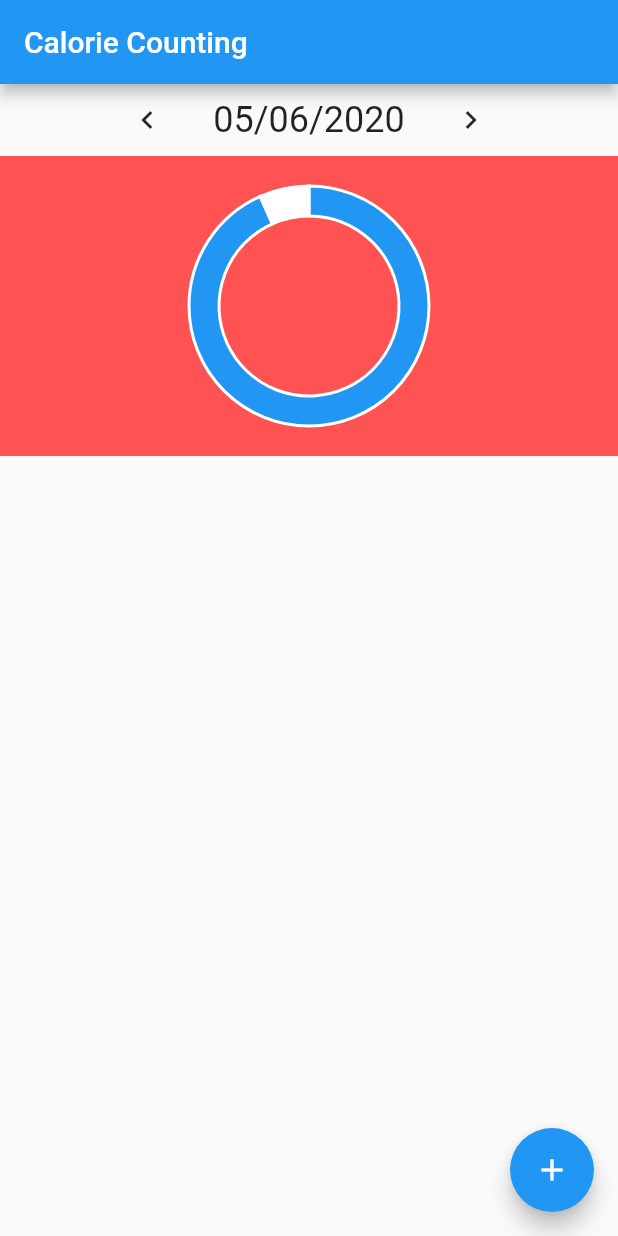
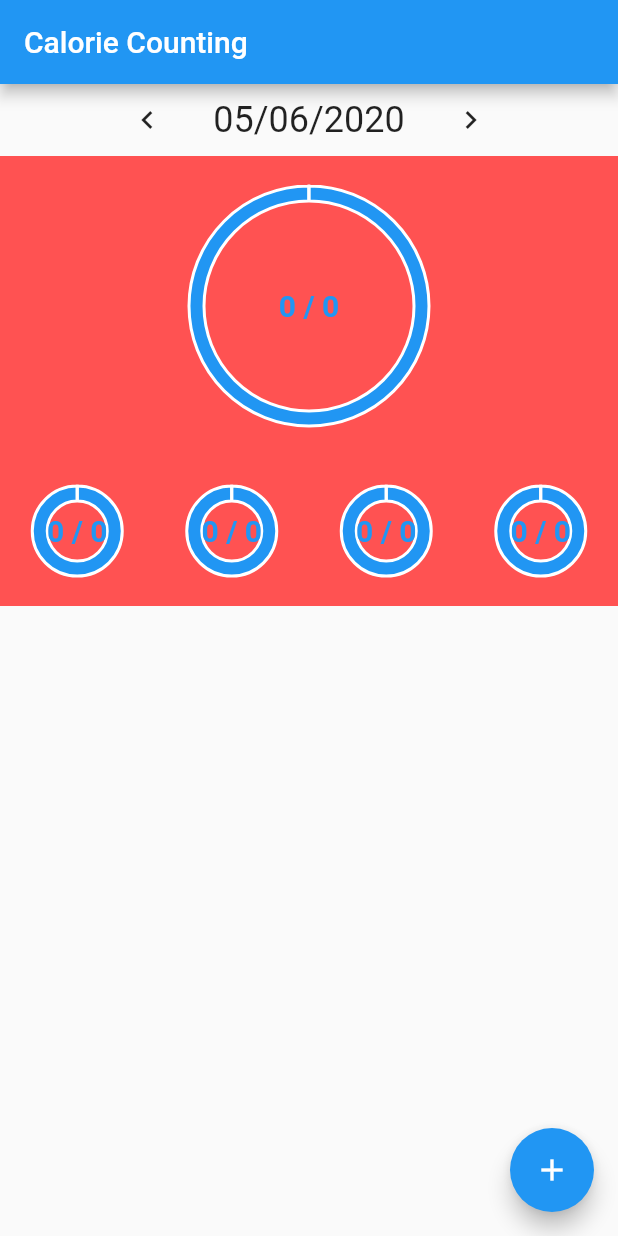
Before and after one commit to KatazzaHack/calorie_counting, a Flutter app: the screen it shows after launch, on a phone screen of 412 x 824 dp. Run offline on Flutter 3.47's test engine with Material 2 defaults, Android fonts, the phone set to English and light mode, and no system bars; our stand-ins replace charts_flutter; missing offline and left inert: protobuf.

Commit message:
add all circles prototype

```diff
--- a/lib/dashboard.dart
+++ b/lib/dashboard.dart
@@ -8,32 +8,49 @@ class Dashboard extends StatefulWidget {
 }
 class DashboardState extends State<Dashboard>{
   @override build(BuildContext context) {
-    return Container(
-        // width: 100,
-        height: 200,
-        child: OutOfPieChart());
+    return Column(
+            children: <Widget> [
+              Container(height:200, child:OutOfPieChart()),
+              Row(children: <Widget>[
+                Container(width:MediaQuery.of(context).size.width / 4,height:100, child:OutOfPieChart()),
+                Container(width:MediaQuery.of(context).size.width / 4,height:100, child:OutOfPieChart()),
+                Container(width:MediaQuery.of(context).size.width / 4,height:100, child:OutOfPieChart()),
+                Container(width:MediaQuery.of(context).size.width / 4,height:100, child:OutOfPieChart()),
+              ])
+        ]
+    );
   }
 }
 
 class OutOfPieChart extends StatefulWidget {
 @override
-OutOfPieChartState createState() => OutOfPieChartState(1400, 1500);
+OutOfPieChartState createState() => OutOfPieChartState();
 }
 
 class OutOfPieChartState extends State<OutOfPieChart> {
-  final int fullBar;
-  final int filledBar;
-  OutOfPieChartState(this.filledBar, this.fullBar);
+  final int fullBar = 0;
+  final int filledBar = 0;
+  final int size = 100;
+  final bool infoInside = true;
+  final String stringInside = "F";
+
+  OutOfPieChartState();
 
   List<charts.Series> computeSeriesList() {
+    int blueArc = min(this.filledBar, this.fullBar);
+    int whiteArc = this.fullBar - min(this.filledBar, this.fullBar);
+    if ((whiteArc == 0) && (blueArc == 0)) {
+      whiteArc = 0;
+      blueArc = 1;
+    }
     final data = [
       new BarHolder(
           0,
-          min(this.filledBar, this.fullBar),
+          blueArc,
           charts.MaterialPalette.blue.shadeDefault),
       new BarHolder(
           1,
-          this.fullBar - min(this.filledBar, this.fullBar),
+          whiteArc,
           charts.MaterialPalette.white),
     ];
     return [
@@ -49,11 +66,29 @@ class OutOfPieChartState extends State<OutOfPieChart> {
 
   @override
   Widget build(BuildContext context) {
-    return charts.PieChart(
-        this.computeSeriesList(),
-        animate: true,
-        animationDuration: Duration(milliseconds: 500),
-        defaultRenderer: new charts.ArcRendererConfig(arcWidth: 20));
+    return Stack(
+      children: <Widget>[
+        charts.PieChart(
+            this.computeSeriesList(),
+            animate: true,
+            animationDuration: Duration(milliseconds: 500),
+            defaultRenderer: new charts.ArcRendererConfig(
+                arcWidth: infoInside ? 10 : 8)),
+        Center(
+          child: Text(
+            infoInside? "$filledBar / $fullBar" : stringInside,
+            style: TextStyle(
+                fontSize: infoInside ? 20.0 : 15.0,
+                color: infoInside
+                    ? charts.ColorUtil.toDartColor(
+                    charts.MaterialPalette.blue.shadeDefault)
+                    : Colors.black,
+                fontWeight: FontWeight.bold
+            ),
+          ),
+        )
+      ],
+    );
   }
 }
 
```
